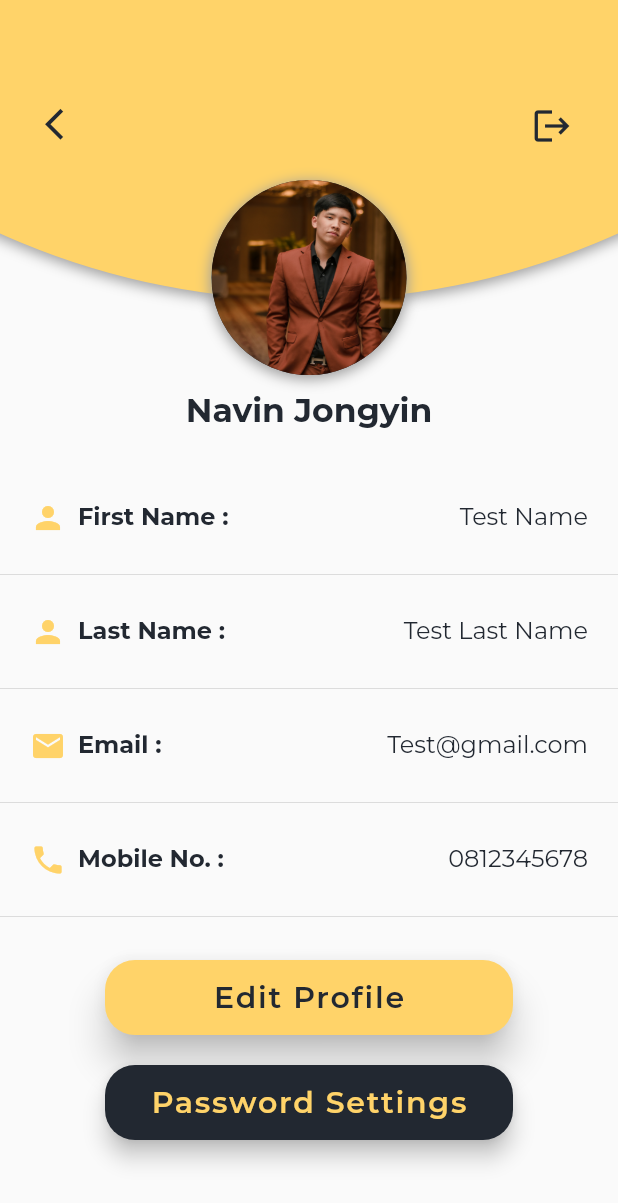
After one commit to Navin-Jongyin/PlugSpot, a Flutter app: the UserProfile screen opened directly, on a phone screen of 412 x 824 dp. The commit adds this screen. Shown: the top 1203 px of the screen. Run offline on Flutter 3.47's test engine with Material 2 defaults, Android fonts, the phone set to English and light mode, and no system bars; our stand-ins replace animated_splash_screen, geolocator, google_fonts, google_maps_flutter, lite_rolling_switch; missing offline and left inert: dart:ffi.

Commit message:
edit files

```diff
--- a/lib/screen/edit_profile.dart
+++ b/lib/screen/edit_profile.dart
@@ -141,31 +141,6 @@ class _EditProfileState extends State<EditProfile> {
                     height: 10,
                   ),
                   Text(
-                    "Email",
-                    style: GoogleFonts.montserrat(
-                        fontSize: 16,
-                        color: Palette.backgroundColor,
-                        fontWeight: FontWeight.bold),
-                  ),
-                  SizedBox(
-                    height: 8,
-                  ),
-                  Container(
-                    child: TextField(
-                      keyboardType: TextInputType.emailAddress,
-                      decoration: InputDecoration(
-                          border: OutlineInputBorder(
-                            borderRadius: BorderRadius.circular(15),
-                          ),
-                          hintText: "Email",
-                          hintStyle: GoogleFonts.montserrat(
-                              fontSize: 14, color: Palette.greyColor)),
-                    ),
-                  ),
-                  SizedBox(
-                    height: 10,
-                  ),
-                  Text(
                     "Mobile No.",
                     style: GoogleFonts.montserrat(
                         fontSize: 16,
--- a/lib/screen/maps.dart
+++ b/lib/screen/maps.dart
@@ -10,7 +10,7 @@ import 'package:plugspot/screen/qrScanner.dart';
 import 'package:plugspot/screen/sidebar.dart';
 import 'package:plugspot/screen/wallet.dart';
 
-import 'car_user_profile.dart';
+import 'user_profile.dart';
 
 class MapSample extends StatefulWidget {
   const MapSample({Key? key}) : super(key: key);
--- a/lib/screen/sidebar.dart
+++ b/lib/screen/sidebar.dart
@@ -3,9 +3,10 @@ import 'package:flutter/material.dart';
 import 'package:google_fonts/google_fonts.dart';
 import 'package:lite_rolling_switch/lite_rolling_switch.dart';
 import 'package:plugspot/config/palette.dart';
-import 'package:plugspot/screen/car_user_profile.dart';
+
 import 'package:plugspot/screen/login_signup.dart';
 import 'package:plugspot/screen/my_car.dart';
+import 'package:plugspot/screen/user_profile.dart';
 import 'package:plugspot/screen/wallet.dart';
 
 class SideBar extends StatefulWidget {
@@ -71,7 +72,7 @@ class _SideBarState extends State<SideBar> {
               ),
               onTap: () {
                 Navigator.push(context,
-                    MaterialPageRoute(builder: (context) => CarUserProfile()));
+                    MaterialPageRoute(builder: (context) => UserProfile()));
               },
             ),
           ),
--- a/lib/screen/topUp.dart
+++ b/lib/screen/topUp.dart
@@ -261,7 +261,6 @@ class _TopupState extends State<Topup> {
                   ),
                 ],
               ),
-<<<<<<< HEAD
               Container(
                 margin: EdgeInsets.fromLTRB(15, 20, 15, 20),
                 child: TextField(
@@ -289,28 +288,17 @@ class _TopupState extends State<Topup> {
             width: 320,
             margin: EdgeInsets.all(20),
             child: FloatingActionButton(
-              onPressed: (){},
-              shape: RoundedRectangleBorder(borderRadius: BorderRadius.circular(30)),
+              onPressed: () {},
+              shape: RoundedRectangleBorder(
+                  borderRadius: BorderRadius.circular(30)),
               backgroundColor: Palette.yellowTheme,
-              child: Text('Top Up', style: GoogleFonts.montserrat(fontWeight: FontWeight.bold,fontSize: 20,color: Palette.backgroundColor),),
-=======
-            ],
-          ),
-          SizedBox(
-            height: 20,
-          ),
-          TextField(
-            decoration: InputDecoration(
-              hintText: "Enter Amount",
-              prefixIcon: SizedBox(
-                height: 5,
-                child: Icon(
-                  Icons.currency_yuan,
-                  color: Palette.yellowTheme,
-                  size: 30,
-                ),
+              child: Text(
+                'Top Up',
+                style: GoogleFonts.montserrat(
+                    fontWeight: FontWeight.bold,
+                    fontSize: 20,
+                    color: Palette.backgroundColor),
               ),
->>>>>>> 56f5c1c (edit)
             ),
           ),
         ],
--- /dev/null
+++ b/lib/screen/user_profile.dart
@@ -0,0 +1,332 @@
+import 'package:flutter/material.dart';
+import 'package:google_fonts/google_fonts.dart';
+import 'package:plugspot/config/palette.dart';
+import 'package:plugspot/screen/change_password.dart';
+import 'package:plugspot/screen/edit_profile.dart';
+import 'package:plugspot/screen/login_signup.dart';
+
+class UserProfile extends StatefulWidget {
+  const UserProfile({Key? key}) : super(key: key);
+
+  @override
+  State<UserProfile> createState() => _UserProfileState();
+}
+
+class _UserProfileState extends State<UserProfile> {
+  @override
+  Widget build(BuildContext context) {
+    return Scaffold(
+      body: Stack(
+        children: [
+          Positioned(
+            top: -800,
+            left: -500,
+            right: -500,
+            child: Container(
+              height: 1000,
+              width: 1000,
+              decoration: BoxDecoration(
+                  color: Palette.yellowTheme,
+                  shape: BoxShape.circle,
+                  boxShadow: [
+                    BoxShadow(
+                      color: Colors.grey,
+                      offset: Offset(0, 2),
+                      blurRadius: 7.0,
+                      spreadRadius: 1,
+                    ),
+                  ]),
+            ),
+          ),
+          Positioned(
+            left: 0,
+            right: 0,
+            child: Transform.translate(
+              offset: Offset(0, 120),
+              child: Column(
+                children: [
+                  Container(
+                    margin: EdgeInsets.only(bottom: 10),
+                    height: 130,
+                    width: 130,
+                    decoration: BoxDecoration(
+                        color: Palette.backgroundColor,
+                        shape: BoxShape.circle,
+                        boxShadow: [
+                          BoxShadow(
+                            color: Colors.grey,
+                            offset: Offset(0, 2),
+                            blurRadius: 7.0,
+                            spreadRadius: 1,
+                          ),
+                        ]),
+                    child: ClipOval(
+                      child: Image(
+                        image: AssetImage("images/nicky.png"),
+                        fit: BoxFit.cover,
+                      ),
+                    ),
+                  ),
+                  Text(
+                    "Navin Jongyin",
+                    style: GoogleFonts.montserrat(
+                      fontSize: 22,
+                      fontWeight: FontWeight.bold,
+                      color: Palette.backgroundColor,
+                    ),
+                  ),
+                ],
+              ),
+            ),
+          ),
+          Positioned(
+            top: 70,
+            left: 30,
+            child: GestureDetector(
+              child: InkWell(
+                child: Icon(
+                  Icons.arrow_back_ios,
+                  color: Palette.backgroundColor,
+                  size: 25,
+                ),
+                onTap: () {
+                  Navigator.pop(context);
+                },
+              ),
+            ),
+          ),
+          Positioned(
+            top: 70,
+            right: 30,
+            child: GestureDetector(
+              child: InkWell(
+                child: Icon(
+                  Icons.logout,
+                  color: Palette.backgroundColor,
+                  size: 28,
+                ),
+                onTap: () {
+                  Navigator.push(
+                      context,
+                      MaterialPageRoute(
+                          builder: ((context) => LoginSignupScreen())));
+                },
+              ),
+            ),
+          ),
+          Positioned(
+            left: 0,
+            right: 0,
+            child: Transform.translate(
+              offset: Offset(0, 300),
+              child: Column(
+                children: [
+                  Container(
+                    margin: EdgeInsets.fromLTRB(20, 20, 20, 5),
+                    height: 50,
+                    child: Row(
+                      mainAxisAlignment: MainAxisAlignment.spaceBetween,
+                      children: [
+                        Row(
+                          children: [
+                            Icon(
+                              Icons.person,
+                              color: Palette.yellowTheme,
+                            ),
+                            SizedBox(
+                              width: 8,
+                            ),
+                            Text(
+                              "First Name :",
+                              style: GoogleFonts.montserrat(
+                                fontSize: 16,
+                                fontWeight: FontWeight.bold,
+                                color: Palette.backgroundColor,
+                              ),
+                            ),
+                          ],
+                        ),
+                        Text(
+                          "Test Name",
+                          style: GoogleFonts.montserrat(
+                              fontSize: 16, color: Palette.backgroundColor),
+                        ),
+                      ],
+                    ),
+                  ),
+                  Divider(),
+                  Container(
+                    margin: EdgeInsets.fromLTRB(20, 5, 20, 5),
+                    height: 50,
+                    child: Row(
+                      mainAxisAlignment: MainAxisAlignment.spaceBetween,
+                      children: [
+                        Row(
+                          children: [
+                            Icon(
+                              Icons.person,
+                              color: Palette.yellowTheme,
+                            ),
+                            SizedBox(
+                              width: 8,
+                            ),
+                            Text(
+                              "Last Name :",
+                              style: GoogleFonts.montserrat(
+                                fontSize: 16,
+                                fontWeight: FontWeight.bold,
+                                color: Palette.backgroundColor,
+                              ),
+                            ),
+                          ],
+                        ),
+                        Text(
+                          "Test Last Name",
+                          style: GoogleFonts.montserrat(
+                              fontSize: 16, color: Palette.backgroundColor),
+                        ),
+                      ],
+                    ),
+                  ),
+                  Divider(),
+                  Container(
+                    margin: EdgeInsets.fromLTRB(20, 5, 20, 5),
+                    height: 50,
+                    child: Row(
+                      mainAxisAlignment: MainAxisAlignment.spaceBetween,
+                      children: [
+                        Row(
+                          children: [
+                            Icon(
+                              Icons.mail,
+                              color: Palette.yellowTheme,
+                            ),
+                            SizedBox(
+                              width: 8,
+                            ),
+                            Text(
+                              "Email :",
+                              style: GoogleFonts.montserrat(
+                                fontSize: 16,
+                                fontWeight: FontWeight.bold,
+                                color: Palette.backgroundColor,
+                              ),
+                            ),
+                          ],
+                        ),
+                        Text(
+                          "Test@gmail.com",
+                          style: GoogleFonts.montserrat(
+                            fontSize: 16,
+                            color: Palette.backgroundColor,
+                          ),
+                        ),
+                      ],
+                    ),
+                  ),
+                  Divider(),
+                  Container(
+                    margin: EdgeInsets.fromLTRB(20, 5, 20, 5),
+                    height: 50,
+                    child: Row(
+                      mainAxisAlignment: MainAxisAlignment.spaceBetween,
+                      children: [
+                        Row(
+                          children: [
+                            Icon(
+                              Icons.phone,
+                              color: Palette.yellowTheme,
+                            ),
+                            SizedBox(
+                              width: 8,
+                            ),
+                            Text(
+                              "Mobile No. :",
+                              style: GoogleFonts.montserrat(
+                                fontSize: 16,
+                                fontWeight: FontWeight.bold,
+                                color: Palette.backgroundColor,
+                              ),
+                            ),
+                          ],
+                        ),
+                        Text(
+                          "0812345678",
+                          style: GoogleFonts.montserrat(
+                            fontSize: 16,
+                            color: Palette.backgroundColor,
+                          ),
+                        ),
+                      ],
+                    ),
+                  ),
+                  Divider()
+                ],
+              ),
+            ),
+          ),
+          Positioned(
+            top: 640,
+            left: 70,
+            right: 70,
+            child: Column(
+              children: [
+                SizedBox(
+                  height: 50,
+                  width: 300,
+                  child: FloatingActionButton(
+                    onPressed: () {
+                      Navigator.push(
+                        context,
+                        MaterialPageRoute(
+                          builder: (context) => EditProfile(),
+                        ),
+                      );
+                    },
+                    elevation: 10,
+                    backgroundColor: Palette.yellowTheme,
+                    shape: RoundedRectangleBorder(
+                      borderRadius: BorderRadius.circular(20),
+                    ),
+                    child: Text(
+                      "Edit Profile",
+                      style: GoogleFonts.montserrat(
+                        fontSize: 20,
+                        fontWeight: FontWeight.w600,
+                        color: Palette.backgroundColor,
+                      ),
+                    ),
+                  ),
+                ),
+                SizedBox(height: 20),
+                SizedBox(
+                  height: 50,
+                  width: 300,
+                  child: FloatingActionButton(
+                    onPressed: () {
+                      Navigator.push(
+                          context,
+                          MaterialPageRoute(
+                              builder: (context) => ChangePassword()));
+                    },
+                    shape: RoundedRectangleBorder(
+                      borderRadius: BorderRadius.circular(20),
+                    ),
+                    backgroundColor: Palette.backgroundColor,
+                    child: Text(
+                      "Password Settings",
+                      style: GoogleFonts.montserrat(
+                          fontSize: 20,
+                          fontWeight: FontWeight.w600,
+                          color: Palette.yellowTheme),
+                    ),
+                  ),
+                )
+              ],
+            ),
+          ),
+        ],
+      ),
+    );
+  }
+}
```
